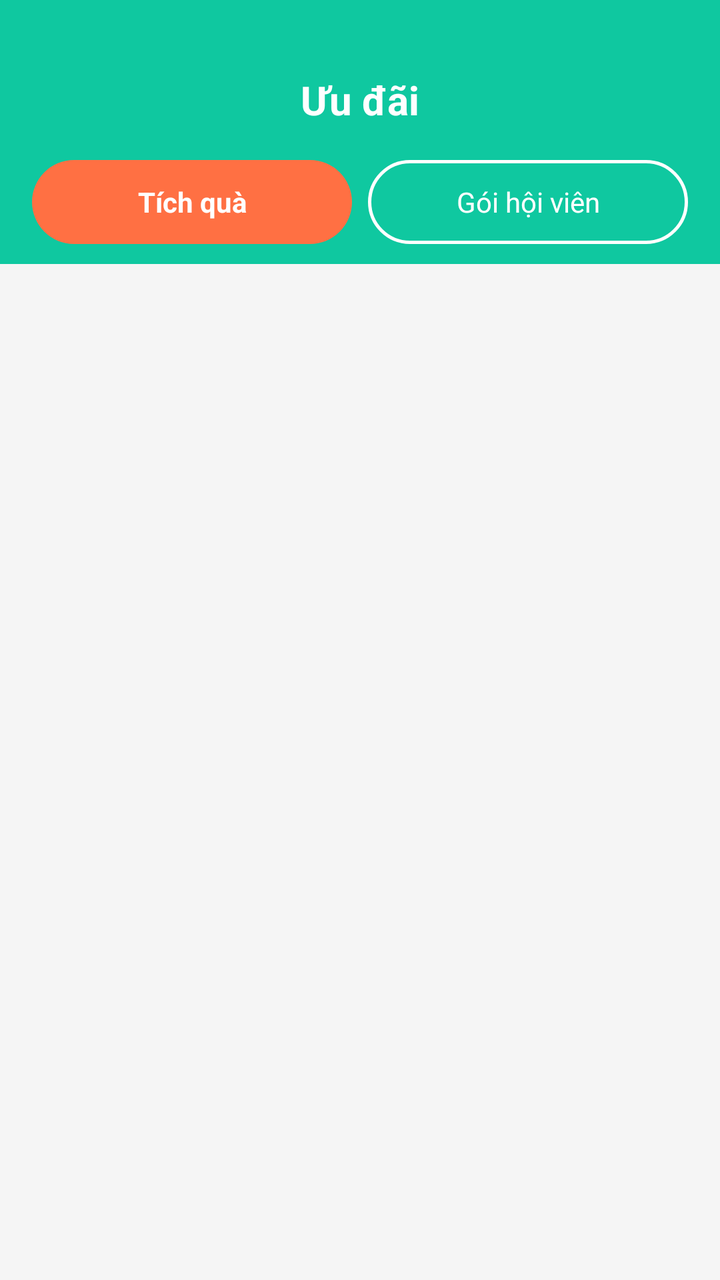
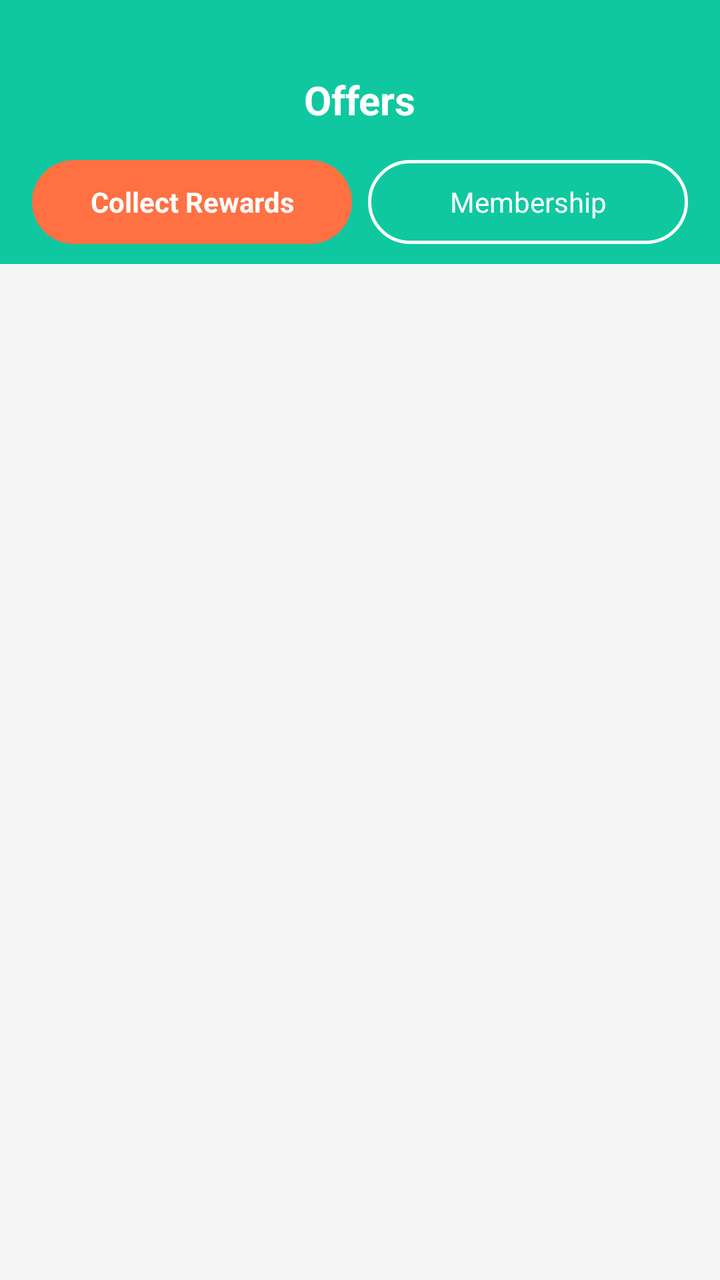

Two renders of the same Android screen: before a commit and after it. Below are the layout's source before the change and the commit's diff.
<!-- AndroidManifest.xml: application theme Theme.Qride -->
<!-- res/layout/fragment_uu_dai.xml -->
<?xml version="1.0" encoding="utf-8"?>
<LinearLayout
    xmlns:android="http://schemas.android.com/apk/res/android"
    xmlns:app="http://schemas.android.com/apk/res-auto"
    android:layout_width="match_parent"
    android:layout_height="match_parent"
    android:orientation="vertical"
    android:background="#F5F5F5">

    
    <LinearLayout
        android:layout_width="match_parent"
        android:layout_height="80dp"
        android:background="@color/xanhNgoc"
        android:gravity="center"
        android:paddingTop="20dp">
        <TextView
            android:layout_width="wrap_content"
            android:layout_height="wrap_content"
            android:text="Ưu đãi"
            android:textColor="#FFFFFF"
            android:textSize="20sp"
            android:textStyle="bold"/>
    </LinearLayout>

    
    <LinearLayout
        android:layout_width="match_parent"
        android:layout_height="52dp"
        android:background="@color/xanhNgoc"
        android:paddingStart="16dp"
        android:paddingEnd="16dp"
        android:paddingBottom="10dp"
        android:orientation="horizontal">

        <TextView
            android:id="@+id/tabTichQua"
            android:layout_width="0dp"
            android:layout_height="match_parent"
            android:layout_weight="1"
            android:background="@drawable/bg_tab_active"
            android:gravity="center"
            android:text="Tích quà"
            android:textColor="#FFFFFF"
            android:textSize="14sp"
            android:textStyle="bold"
            android:layout_marginEnd="8dp"/>

        <TextView
            android:id="@+id/tabGoiHoiVien"
            android:layout_width="0dp"
            android:layout_height="match_parent"
            android:layout_weight="1"
            android:background="@drawable/bg_tab_inactive"
            android:gravity="center"
            android:text="Gói hội viên"
            android:textColor="#FFFFFF"
            android:textSize="14sp"/>
    </LinearLayout>

    
    <androidx.recyclerview.widget.RecyclerView
        android:id="@+id/listVouchers"
        android:layout_width="match_parent"
        android:layout_height="0dp"
        android:layout_weight="1"
        android:paddingTop="12dp"
        android:paddingStart="12dp"
        android:paddingEnd="12dp"
        android:clipToPadding="false"
        app:layoutManager="androidx.recyclerview.widget.LinearLayoutManager"/>

</LinearLayout>
<!-- resources referenced by this layout -->
<resources>
  <color name="xanhNgoc">#0FC8A0</color>
  <!-- drawable bg_tab_active (drawable) -->
  <?xml version="1.0" encoding="utf-8"?>
  <shape xmlns:android="http://schemas.android.com/apk/res/android"
      android:shape="rectangle">
      <solid android:color="#FF7043"/>
      <corners android:radius="24dp"/>
  </shape>
  <!-- drawable bg_tab_inactive (drawable) -->
  <?xml version="1.0" encoding="utf-8"?>
  <shape xmlns:android="http://schemas.android.com/apk/res/android"
      android:shape="rectangle">
      <solid android:color="#00000000"/>
      <stroke android:width="1.5dp" android:color="#FFFFFF"/>
      <corners android:radius="24dp"/>
  </shape>
  <style name="Theme.Qride" parent="Base.Theme.Qride" />
  <style name="Base.Theme.Qride" parent="Theme.Material3.DayNight.NoActionBar">
          
          
      </style>
</resources>

<!-- the commit's change to res/layout/fragment_uu_dai.xml (unified diff, before → after) -->
@@ -17,7 +17,7 @@
         <TextView
             android:layout_width="wrap_content"
             android:layout_height="wrap_content"
-            android:text="Ưu đãi"
+            android:text="@string/nav_uu_dai"
             android:textColor="#FFFFFF"
             android:textSize="20sp"
             android:textStyle="bold"/>
@@ -40,7 +40,7 @@
             android:layout_weight="1"
             android:background="@drawable/bg_tab_active"
             android:gravity="center"
-            android:text="Tích quà"
+            android:text="@string/tab_tich_qua"
             android:textColor="#FFFFFF"
             android:textSize="14sp"
             android:textStyle="bold"
@@ -53,7 +53,7 @@
             android:layout_weight="1"
             android:background="@drawable/bg_tab_inactive"
             android:gravity="center"
-            android:text="Gói hội viên"
+            android:text="@string/tab_membership"
             android:textColor="#FFFFFF"
             android:textSize="14sp"/>
     </LinearLayout>
<!-- resource entries referenced after the edit -->
@@ -16,6 +16,9 @@
       <stroke android:width="1.5dp" android:color="#FFFFFF"/>
       <corners android:radius="24dp"/>
   </shape>
+  <string name="nav_uu_dai">Offers</string>
+  <string name="tab_membership">Membership</string>
+  <string name="tab_tich_qua">Collect Rewards</string>
   <style name="Theme.Qride" parent="Base.Theme.Qride" />
   <style name="Base.Theme.Qride" parent="Theme.Material3.DayNight.NoActionBar">
           
